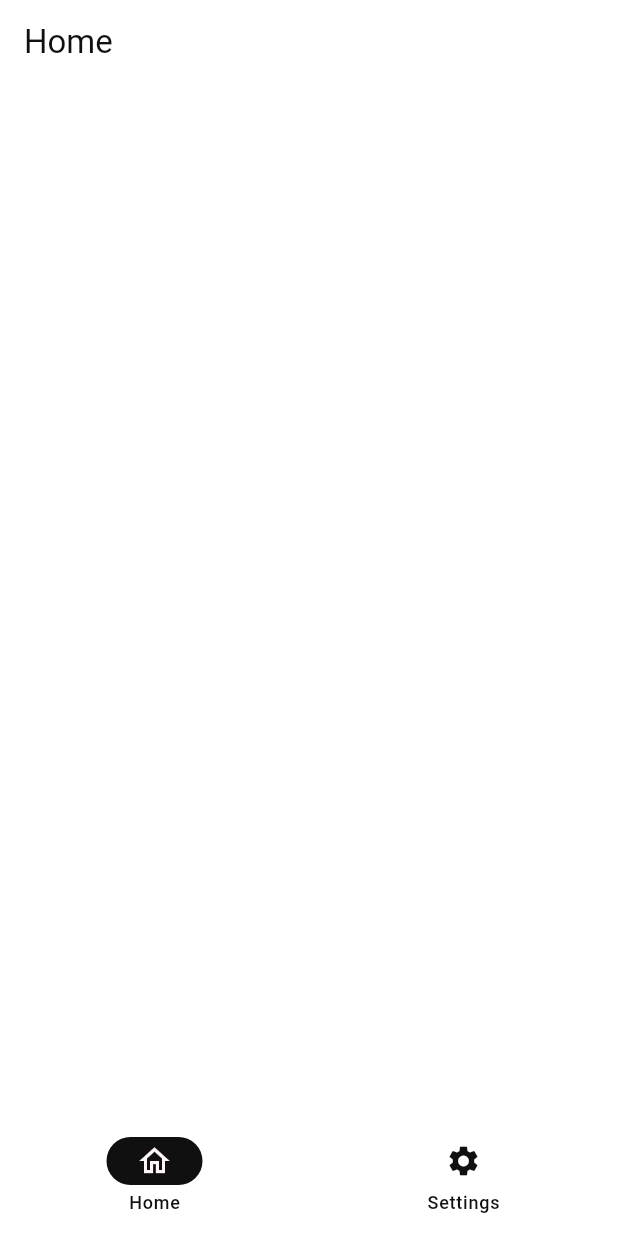
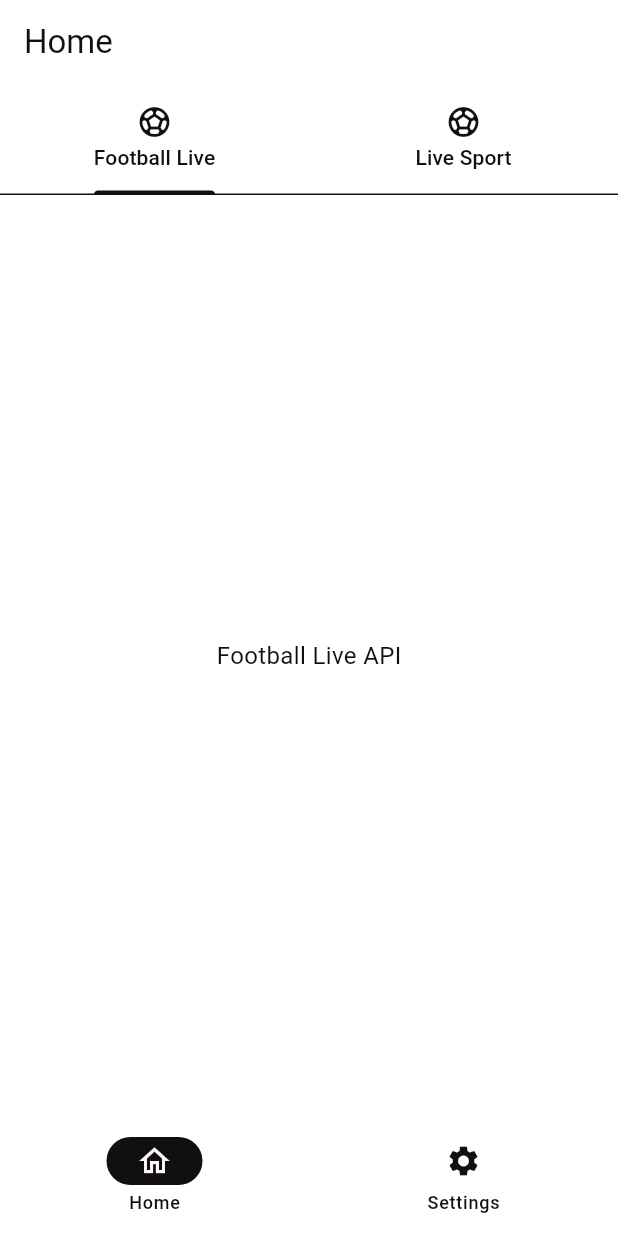
Before and after one commit to mixin27/bsl-support, a Flutter app: the screen it shows after launch, on a phone screen of 412 x 824 dp. Run offline on Flutter 3.47's test engine with Material 3 defaults, Android fonts, the phone set to English and light mode, and no system bars; our stand-ins replace dio, envied, go_router, google_fonts, hooks_riverpod, pretty_dio_logger and 1 more; generated files the repository leaves out were written again.

Commit message:
pages setup

```diff
--- /dev/null
+++ b/lib/src/features/football_live/presentation/football_live_view.dart
@@ -0,0 +1,12 @@
+import 'package:flutter/material.dart';
+
+class FootballLiveView extends StatelessWidget {
+  const FootballLiveView({super.key});
+
+  @override
+  Widget build(BuildContext context) {
+    return const Center(
+      child: Text("Football Live API"),
+    );
+  }
+}
--- a/lib/src/features/home/presentation/home_screen.dart
+++ b/lib/src/features/home/presentation/home_screen.dart
@@ -1,13 +1,50 @@
+import 'package:bsl_support/src/features/football_live/presentation/football_live_view.dart';
+import 'package:bsl_support/src/features/live_sport/presentation/live_sport_view.dart';
 import 'package:flutter/material.dart';
 
-class HomeScreen extends StatelessWidget {
+class HomeScreen extends StatefulWidget {
   const HomeScreen({super.key});
+
+  @override
+  State<HomeScreen> createState() => _HomeScreenState();
+}
+
+class _HomeScreenState extends State<HomeScreen>
+    with SingleTickerProviderStateMixin {
+  late TabController _tabController;
+
+  @override
+  void initState() {
+    super.initState();
+
+    _tabController = TabController(length: 2, vsync: this);
+  }
 
   @override
   Widget build(BuildContext context) {
     return Scaffold(
       appBar: AppBar(
         title: const Text("Home"),
+        bottom: TabBar(
+          controller: _tabController,
+          tabs: const [
+            Tab(
+              icon: Icon(Icons.sports_soccer_outlined),
+              text: "Football Live",
+            ),
+            Tab(
+              icon: Icon(Icons.sports_soccer_outlined),
+              text: "Live Sport",
+            ),
+          ],
+        ),
+      ),
+      body: TabBarView(
+        controller: _tabController,
+        children: const [
+          FootballLiveView(),
+          LiveSportView(),
+        ],
       ),
     );
   }
--- /dev/null
+++ b/lib/src/features/live_sport/presentation/live_sport_view.dart
@@ -0,0 +1,12 @@
+import 'package:flutter/material.dart';
+
+class LiveSportView extends StatelessWidget {
+  const LiveSportView({super.key});
+
+  @override
+  Widget build(BuildContext context) {
+    return const Center(
+      child: Text("Live Sport API"),
+    );
+  }
+}
```
